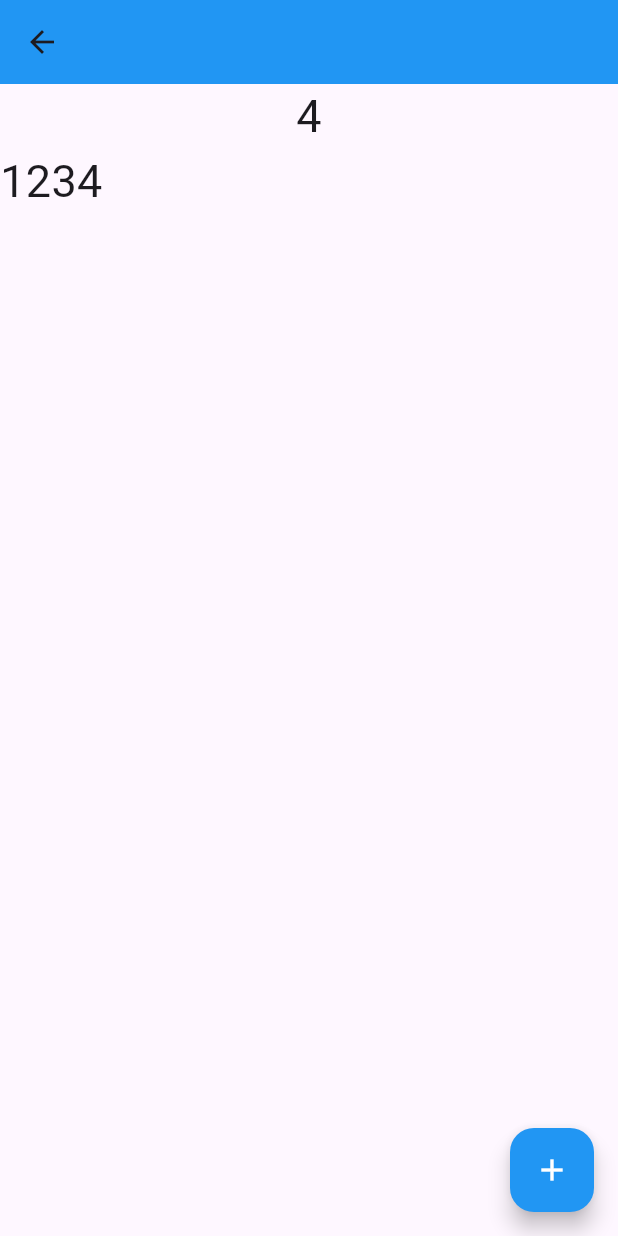
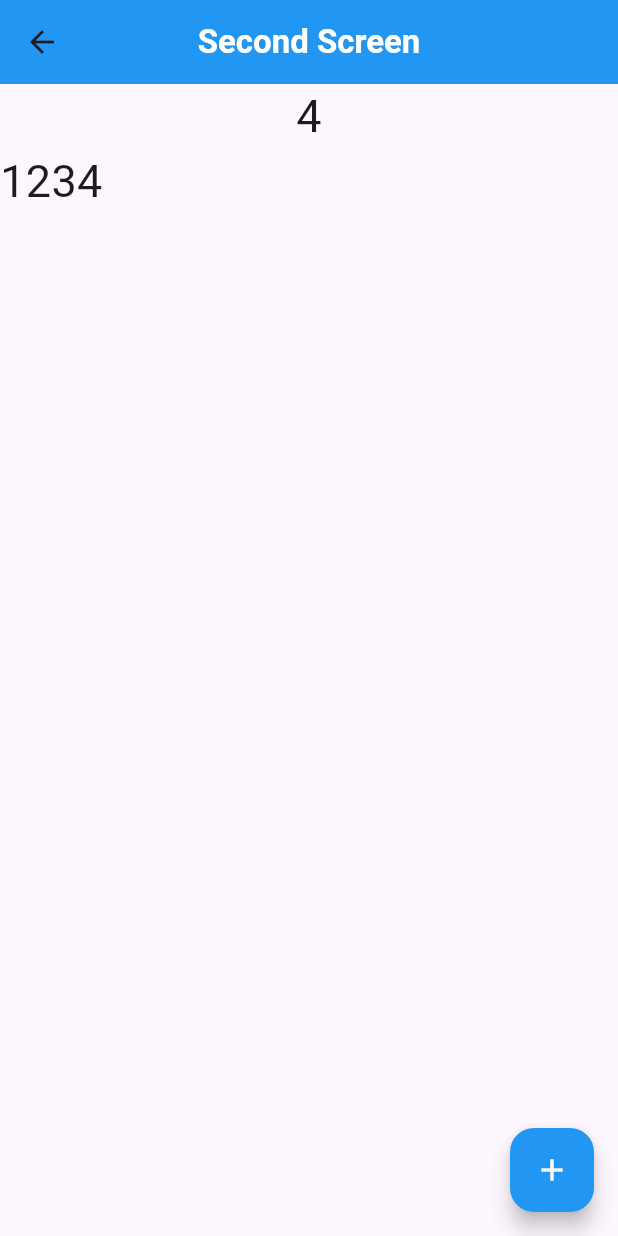
Before and after one commit to NtimaneKamohelo/numbers_dont_lie, a Flutter app: the screen it shows after launch, after a tap on "Next Page", on a phone screen of 412 x 824 dp. Run offline on Flutter 3.47's test engine with Material 3 defaults, Android fonts, the phone set to English and light mode, and no system bars.

```diff
--- a/lib/home.dart
+++ b/lib/home.dart
@@ -20,13 +20,20 @@ class _HomeState extends State<Home> {
         onPressed: () {
           numbersProviderModel.add();
         },
-        child: Icon(Icons.add,
+        backgroundColor: Colors.blue,
+        child: const Icon(Icons.add,
           color: Colors.white,
         ),
-        backgroundColor: Colors.blue,
       ),
       appBar: AppBar(
         backgroundColor: Colors.blue,
+        centerTitle: true,
+        title: const Text('First Screen',
+          style: TextStyle(
+            fontWeight: FontWeight.bold,
+            color: Colors.white,
+          ),
+        ),
       ),
       body: SizedBox(
           child: Column(
@@ -50,11 +57,20 @@ class _HomeState extends State<Home> {
                 ),
               ),
               ElevatedButton(
+
                 onPressed: () {
                   Navigator.of(context).push(MaterialPageRoute(
                     builder: (context) => const Second(),),);
                 },
-                child: Text('Next Page'),
+                child: Text('Next Page',
+                  style: TextStyle(
+                    fontWeight: FontWeight.bold,
+                    color: Colors.black,
+                  ),
+                ),
+                style: ElevatedButton.styleFrom(
+                  backgroundColor: Colors.blue,
+                ),
                 ),
             ],
           ),
--- a/lib/list_provider.dart
+++ b/lib/list_provider.dart
@@ -12,7 +12,7 @@ class NumbersListProvider extends ChangeNotifier {
     notifyListeners();
     //which ever widget is listening to this class
     //it will notifier the users about the change that
-    // occured in different widget
+    //occured in different widget
   }
 
 
--- a/lib/second.dart
+++ b/lib/second.dart
@@ -26,6 +26,13 @@ class _SecondState extends State<Second> {
       ),
       appBar: AppBar(
         backgroundColor: Colors.blue,
+        centerTitle: true,
+        title: Text('Second Screen',
+          style: TextStyle(
+            fontWeight: FontWeight.bold,
+            color: Colors.white,
+          ),
+        ),
       ),
       body: SizedBox(
           child: Column(
```
Also changed, not shown: image.png (added), 1 other file.
